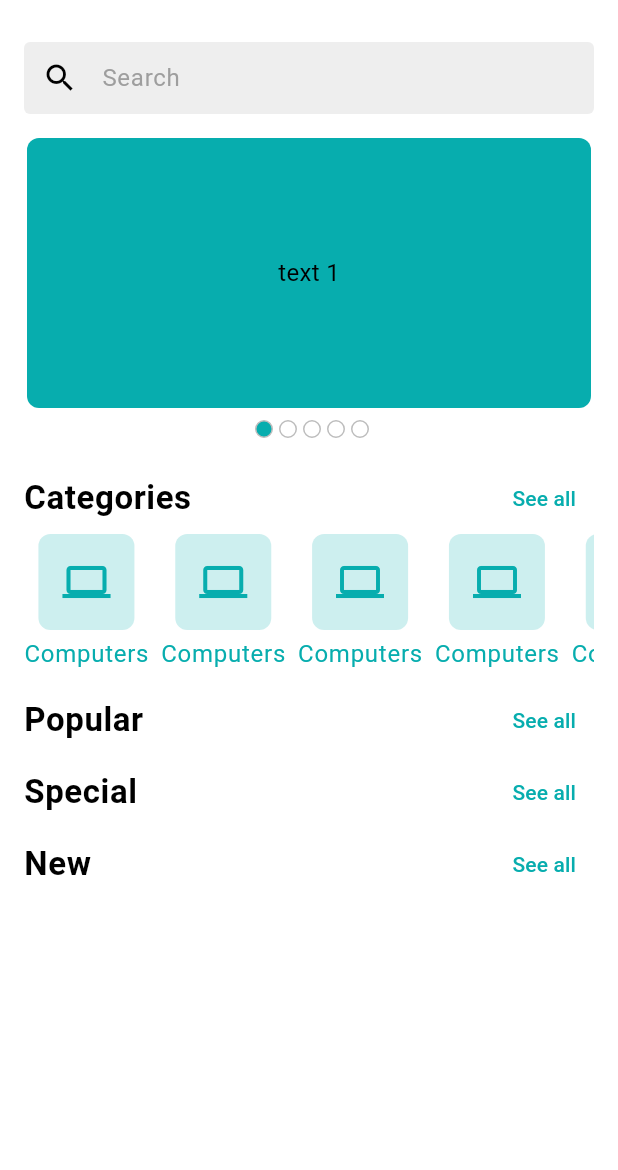
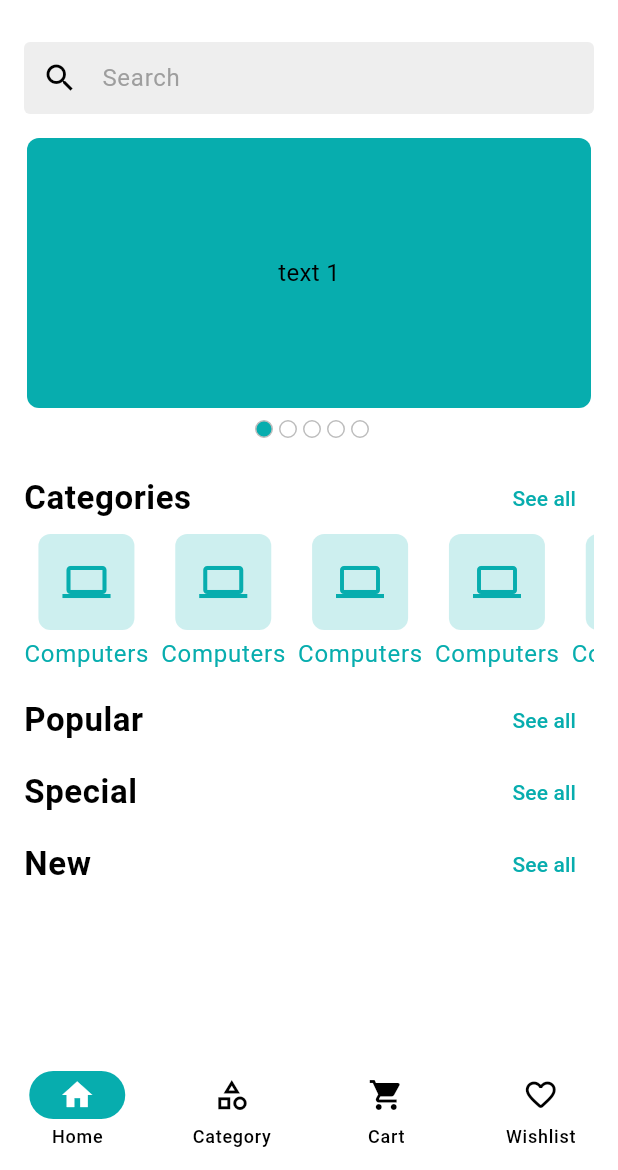
Before and after one commit to jihanurrahman33/crafty_bay, a Flutter app: the screen it shows after launch, on a phone screen of 412 x 824 dp, the part 66-1236 px from its top. Run offline on Flutter 3.47's test engine with Material 3 defaults, Android fonts, the phone set to English and light mode, and no system bars; drawn by our look-alikes of carousel_slider; our stand-ins replace firebase_core, firebase_crashlytics, flutter_svg, get; accounts and stored records are empty; generated files the repository leaves out were written again.

Commit message:
Add Bottom navigation Functionality

```diff
--- a/lib/app/app.dart
+++ b/lib/app/app.dart
@@ -1,7 +1,9 @@
 import 'package:crafty_bay/app/app_routes.dart';
 import 'package:crafty_bay/app/app_theme.dart';
+import 'package:crafty_bay/app/controller_binder.dart';
 import 'package:crafty_bay/features/auth/ui/screens/splash_screen.dart';
 import 'package:flutter/material.dart';
+import 'package:get/get.dart';
 
 class CraftyBay extends StatefulWidget {
   const CraftyBay({super.key});
@@ -13,7 +15,8 @@ class CraftyBay extends StatefulWidget {
 class _CraftyBayState extends State<CraftyBay> {
   @override
   Widget build(BuildContext context) {
-    return MaterialApp(
+    return GetMaterialApp(
+      initialBinding: ControllerBinder(),
       debugShowCheckedModeBanner: false,
       initialRoute: SplashScreen.name,
       theme: AppTheme.lightThemeData,
--- a/lib/app/app_routes.dart
+++ b/lib/app/app_routes.dart
@@ -1,6 +1,7 @@
 import 'package:crafty_bay/features/auth/ui/screens/login_screen.dart';
 import 'package:crafty_bay/features/auth/ui/screens/sign_up_screen.dart';
 import 'package:crafty_bay/features/auth/ui/screens/splash_screen.dart';
+import 'package:crafty_bay/features/common/ui/screens/main_bottom_nav_screen.dart';
 import 'package:crafty_bay/features/home/ui/screens/home_screen.dart';
 import 'package:crafty_bay/features/product/ui/screens/product_category_screen.dart';
 import 'package:flutter/material.dart';
@@ -18,12 +19,11 @@ class AppRoutes {
     else if (settings.name == SignUpScreen.name) {
       screenWidget = SignUpScreen();
     }
-    else if(settings.name==HomeScreen.name){
-      screenWidget=HomeScreen();
+    else if(settings.name==MainBottomNavScreen.name){
+      screenWidget=MainBottomNavScreen();
     }
-    else if(settings.name==ProductCategoryScreen.name){
-      screenWidget=ProductCategoryScreen();
-    }
+
+
 
     return MaterialPageRoute(builder: (context) => screenWidget);
   }
--- /dev/null
+++ b/lib/app/controller_binder.dart
@@ -0,0 +1,10 @@
+import 'package:crafty_bay/features/common/ui/controllers/main_bottom_nav_controller.dart';
+import 'package:get/get.dart';
+
+class ControllerBinder extends Bindings{
+  @override
+  void dependencies() {
+    Get.put(MainBottomNavController());
+  }
+
+}
--- a/lib/features/auth/ui/screens/splash_screen.dart
+++ b/lib/features/auth/ui/screens/splash_screen.dart
@@ -2,6 +2,7 @@ import 'dart:async';
 
 import 'package:crafty_bay/features/auth/ui/screens/login_screen.dart';
 import 'package:crafty_bay/features/auth/ui/widgets/app_logo.dart';
+import 'package:crafty_bay/features/common/ui/screens/main_bottom_nav_screen.dart';
 import 'package:crafty_bay/features/home/ui/screens/home_screen.dart';
 import 'package:flutter/material.dart';
 
@@ -16,7 +17,7 @@ class SplashScreen extends StatefulWidget {
 class _SplashScreenState extends State<SplashScreen> {
   Future<void> _moveToHomeScreen() async {
     await Future.delayed(Duration(seconds: 2));
-    Navigator.pushReplacementNamed(context, HomeScreen.name);
+    Navigator.pushReplacementNamed(context, MainBottomNavScreen.name);
   }
 
   @override
--- /dev/null
+++ b/lib/features/common/ui/screens/main_bottom_nav_screen.dart
@@ -0,0 +1,43 @@
+import 'package:crafty_bay/features/common/ui/controllers/main_bottom_nav_controller.dart';
+import 'package:crafty_bay/features/home/ui/screens/home_screen.dart';
+import 'package:crafty_bay/features/product/ui/screens/product_category_screen.dart';
+import 'package:flutter/material.dart';
+import 'package:get/get.dart';
+
+class MainBottomNavScreen extends StatefulWidget {
+  const MainBottomNavScreen({super.key});
+  static final String name = '/main-bottom-nav';
+
+  @override
+  State<MainBottomNavScreen> createState() => _MainBottomNavScreenState();
+}
+
+class _MainBottomNavScreenState extends State<MainBottomNavScreen> {
+  final List<Widget> _screens = [
+    HomeScreen(),
+    ProductCategoryScreen(),
+    ProductCategoryScreen(),
+    ProductCategoryScreen(),
+  ];
+  @override
+  Widget build(BuildContext context) {
+    return GetBuilder<MainBottomNavController>(
+
+      builder:(navController) {
+        return Scaffold(
+          body: _screens[navController.selectedIndex],
+          bottomNavigationBar: NavigationBar(
+            selectedIndex: navController.selectedIndex,
+            onDestinationSelected: navController.changeIndex,
+            destinations: [
+              NavigationDestination(icon: Icon(Icons.home), label: 'Home'),
+              NavigationDestination(icon: Icon(Icons.category_outlined), label: 'Category'),
+              NavigationDestination(icon: Icon(Icons.shopping_cart), label: 'Cart'),
+              NavigationDestination(icon: Icon(Icons.favorite_border_rounded), label: 'Wishlist'),
+            ],
+          ),
+        );
+      }
+    );
+  }
+}
--- a/lib/features/common/ui/widgets/product_category_item.dart
+++ b/lib/features/common/ui/widgets/product_category_item.dart
@@ -9,7 +9,11 @@ class ProductCategoryItem extends StatelessWidget {
 
   @override
   Widget build(BuildContext context) {
-    return Column(
+    return GestureDetector(
+      onTap: (){
+        //TODO: Navigate to product list screen
+      },
+      child: Column(
         children: [
           Container(
             decoration: BoxDecoration(
@@ -24,6 +28,7 @@ class ProductCategoryItem extends StatelessWidget {
               color: AppColors.themeColor
           ),)
         ],
+      ),
     );
   }
 }
--- a/lib/features/home/ui/screens/home_screen.dart
+++ b/lib/features/home/ui/screens/home_screen.dart
@@ -1,9 +1,11 @@
 import 'package:carousel_slider/carousel_slider.dart';
 import 'package:crafty_bay/app/app_colors.dart';
 import 'package:crafty_bay/app/assets_paths.dart';
+import 'package:crafty_bay/features/common/ui/controllers/main_bottom_nav_controller.dart';
 import 'package:crafty_bay/features/product/ui/screens/product_category_screen.dart';
 import 'package:flutter/material.dart';
 import 'package:flutter_svg/flutter_svg.dart';
+import 'package:get/get.dart';
 
 import '../widgets/app_bar_icon_button.dart';
 import '../widgets/home_carousel_slider.dart';
@@ -12,7 +14,7 @@ import '../widgets/product_search_bar.dart';
 
 class HomeScreen extends StatefulWidget {
   const HomeScreen({super.key});
-  static final String name = '/home';
+
 
   @override
   State<HomeScreen> createState() => _HomeScreenState();
@@ -23,7 +25,8 @@ class _HomeScreenState extends State<HomeScreen> {
   Widget build(BuildContext context) {
     return Scaffold(
       appBar: _buildAppBar(),
-      body: Padding(
+      body: SingleChildScrollView(
+        child: Padding(
           padding: const EdgeInsets.symmetric(horizontal: 16.0),
           child: Column(
             children: [
@@ -32,14 +35,18 @@ class _HomeScreenState extends State<HomeScreen> {
               SizedBox(height: 16),
               HomeCarouselSlider(),
               SizedBox(height: 16),
-            _buildSectionHeader(title: 'Categories', onTapSeeAll: () {
-              Navigator.pushNamed(context, ProductCategoryScreen.name);
-            }),
+              _buildSectionHeader(
+                title: 'Categories',
+                onTapSeeAll: () {
+                  Get.find<MainBottomNavController>().moveToCategory();
+                },
+              ),
               _getCategoryList(),
               _buildSectionHeader(title: 'Popular', onTapSeeAll: () {}),
               _buildSectionHeader(title: 'Special', onTapSeeAll: () {}),
               _buildSectionHeader(title: 'New', onTapSeeAll: () {}),
             ],
+          ),
         ),
       ),
     );
@@ -76,8 +83,8 @@ class _HomeScreenState extends State<HomeScreen> {
     return SizedBox(
       height: 100,
       child: ListView.separated(
-        separatorBuilder: (context,index){
-          return SizedBox(width: 8,);
+        separatorBuilder: (context, index) {
+          return SizedBox(width: 8);
         },
         scrollDirection: Axis.horizontal,
         itemCount: 10,
--- a/pubspec.yaml
+++ b/pubspec.yaml
@@ -16,6 +16,7 @@ dependencies:
   firebase_crashlytics: ^4.3.6
   flutter_svg: ^2.1.0
   carousel_slider: ^5.0.0
+  get:
 
 dev_dependencies:
   flutter_test:
```
Also changed, not shown: lib/features/common/ui/controllers/main_bottom_nav_controller.dart (added, +22 -0 lines), lib/features/product/ui/screens/product_category_screen.dart (+13 -2 lines), pubspec.lock. Lines whose indentation alone changed are shown as unchanged.
